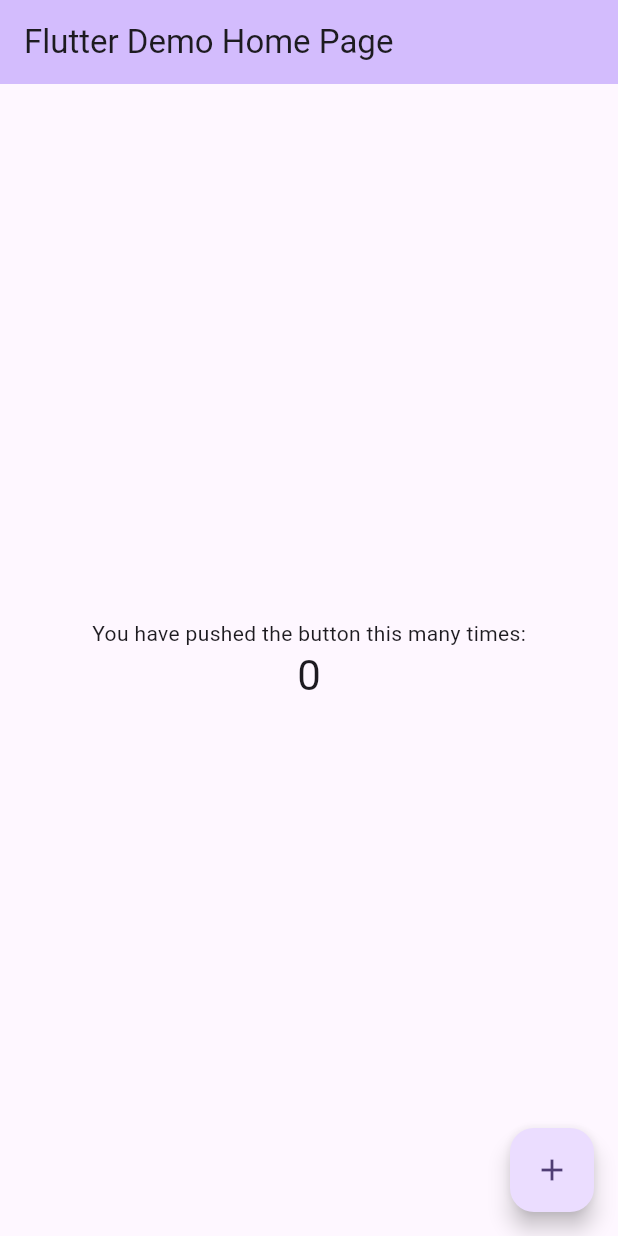
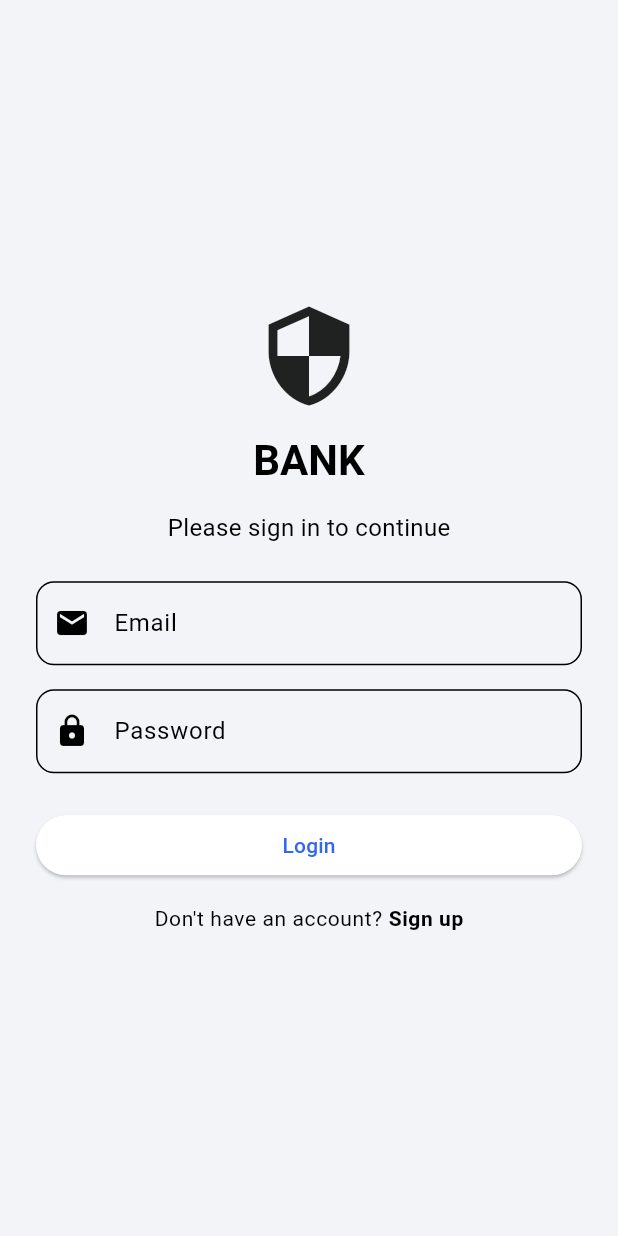
Before and after one commit to caipeca/bank, a Flutter app: the screen it shows after launch, on a phone screen of 412 x 824 dp. Run offline on Flutter 3.47's test engine with Material 3 defaults, Android fonts, the phone set to English and light mode, and no system bars; our stand-ins replace dio, flutter_riverpod, flutter_secure_storage.

Commit message:
Adição dos componentes para o login

```diff
--- /dev/null
+++ b/lib/app.dart
@@ -0,0 +1,19 @@
+import 'package:bank/features/auth/presentation/login_pages.dart';
+import 'package:bank/shared/themes/theme.dart';
+import 'package:flutter/cupertino.dart';
+import 'package:flutter/material.dart';
+
+class App extends StatelessWidget {
+  const App({super.key});
+
+  @override
+  Widget build(BuildContext context) {
+    return MaterialApp(
+      debugShowCheckedModeBanner: false,
+      theme: BankTheme.lightTheme,
+      darkTheme: BankTheme.darkTheme,
+      themeMode: ThemeMode.system,
+      home: LoginPage(),
+    );
+  }
+}
--- /dev/null
+++ b/lib/features/auth/application/auth_controller.dart
@@ -0,0 +1,38 @@
+import 'package:flutter_riverpod/flutter_riverpod.dart';
+import '../../../core/network/api_result.dart';
+import '../domain/model/user_model.dart';
+import '../domain/repository/auth_repository.dart';
+import 'auth_provider.dart';
+
+final authControllerProvider =
+StateNotifierProvider<AuthController, AsyncValue<User>>((ref) {
+  final repository = ref.read(authRepositoryProvider);
+  return AuthController(repository);
+});
+
+class AuthController extends StateNotifier<AsyncValue<User>> {
+  final AuthRepository _repository;
+
+  AuthController(this._repository) : super(AsyncValue.data(User(id: 0, name: '', email: '')));
+
+  Future<void> login(String email, String password) async {
+    state = const AsyncValue.loading();
+
+    final result = await _repository.login(email, password);
+
+    if (result is ApiSuccess<User>) {
+      state = AsyncValue.data(result.data);
+    } else if (result is ApiFailure) {
+      final failure = result as ApiFailure;
+      state = AsyncValue.error(Exception(failure.message), StackTrace.current);
+    }
+
+  }
+/*
+  Future<void> logout() async {
+    await _repository.logout(); // Se tiver
+    state = const AsyncValue.data(null);
+  }
+
+ */
+}
--- /dev/null
+++ b/lib/features/auth/domain/dto/login_request.dart
@@ -0,0 +1,3 @@
+class LoginRequest{
+
+}
--- /dev/null
+++ b/lib/features/auth/domain/model/user_model.dart
@@ -0,0 +1,15 @@
+class User {
+  final int id;
+  final String name;
+  final String email;
+
+  User({ required this.id, required this.name, required this.email});
+
+  factory User.fromJson(Map<String, dynamic> json) {
+    return User(
+      id: json['id'],
+      name: json['name'],
+      email: json['email'],
+    );
+  }
+}
--- /dev/null
+++ b/lib/features/auth/domain/repository/auth_repository.dart
@@ -0,0 +1,6 @@
+import 'package:bank/core/network/api_result.dart';
+import 'package:bank/features/auth/domain/model/user_model.dart';
+
+abstract class AuthRepository{
+  Future<ApiResult<User>> login(String email, String password);
+}
--- /dev/null
+++ b/lib/features/auth/presentation/login_pages.dart
@@ -0,0 +1,106 @@
+import 'package:flutter/cupertino.dart';
+import 'package:flutter/material.dart';
+import '../application/auth_controller.dart';
+import 'package:flutter_riverpod/flutter_riverpod.dart';
+ class LoginPage extends ConsumerStatefulWidget {
+   const LoginPage({super.key});
+
+  @override
+  ConsumerState<LoginPage> createState() => _LoginPageState();
+}
+
+class _LoginPageState extends ConsumerState<LoginPage> {
+   final emailController = TextEditingController();
+   final passwordController = TextEditingController();
+
+   @override
+   void dispose() {
+     emailController.dispose();
+     passwordController.dispose();
+     super.dispose();
+   }
+
+   @override
+   Widget build(BuildContext context) {
+
+     final authController = ref.read(authControllerProvider.notifier);
+     final authState = ref.watch(authControllerProvider);
+
+     ref.listen(authControllerProvider, (prev, next) {
+       next.whenOrNull(
+         data: (user) {
+           if (user != null) {
+             Navigator.pushReplacementNamed(context, '/home');
+           }
+         },
+         error: (err, _) {
+           ScaffoldMessenger.of(context).showSnackBar(
+             SnackBar(content: Text('Erro: ${err.toString()}')),
+           );
+         },
+       );
+     });
+
+     final theme = Theme.of(context);
+
+     return Scaffold(
+       backgroundColor: theme.colorScheme.background,
+       body: Center(
+         child: Padding(
+             padding: EdgeInsets.all(24.0),
+           child: Column(
+             mainAxisSize: MainAxisSize.min,
+             children: [
+               Icon(Icons.security, size: 72,),
+               SizedBox(height: 16,),
+               Text('BANK', style: theme.textTheme.headlineLarge,),
+               SizedBox(height: 16,),
+               Text('Please sign in to continue', style: theme.textTheme.bodyMedium,),
+               SizedBox(height: 24,),
+
+               TextField(controller: emailController,decoration: InputDecoration( labelText: 'Email', prefixIcon: Icon(Icons.email), border: OutlineInputBorder(borderRadius: BorderRadius.circular(12))),),
+               SizedBox(height: 16,),
+               TextField(controller: passwordController,decoration: InputDecoration( labelText: 'Password', prefixIcon: Icon(Icons.lock), border: OutlineInputBorder(borderRadius: BorderRadius.circular(12))),),
+               SizedBox(height: 24,),
+
+               SizedBox(
+                 width: double.infinity,
+                 child: ElevatedButton(
+                   onPressed: authState.isLoading
+                       ? null
+                       : () {
+                     final email = emailController.text.trim();
+                     final password = passwordController.text.trim();
+                     authController.login(email, password);
+                   },
+                   child: authState.isLoading
+                       ? const SizedBox(
+                     width: 20,
+                     height: 20,
+                     child: CircularProgressIndicator(
+                       color: Colors.white,
+                       strokeWidth: 2,
+                     ),
+                   )
+                       : const Text('Login'),
+                 ),
+               ),
+               SizedBox(height: 16,),
+               Row(
+                 mainAxisAlignment: MainAxisAlignment.center,
+                 children: [
+                   Text("Don't have an account?", style: theme.textTheme.bodySmall,),
+                   SizedBox(width: 4,),
+                   GestureDetector(
+                     onTap: (){},
+                     child: Text('Sign up', style: theme.textTheme.bodySmall?.copyWith(fontWeight: FontWeight.bold),),
+                   )
+                 ],
+               )
+             ],
+           ),
+         ),
+       ),
+     );
+   }
+}
--- a/lib/main.dart
+++ b/lib/main.dart
@@ -1,122 +1,8 @@
 import 'package:flutter/material.dart';
+import 'package:flutter_riverpod/flutter_riverpod.dart';
+
+import 'app.dart';
 
 void main() {
-  runApp(const MyApp());
+  runApp(ProviderScope(child: App()));
 }
-
-class MyApp extends StatelessWidget {
-  const MyApp({super.key});
-
-  // This widget is the root of your application.
-  @override
-  Widget build(BuildContext context) {
-    return MaterialApp(
-      title: 'Flutter Demo',
-      theme: ThemeData(
-        // This is the theme of your application.
-        //
-        // TRY THIS: Try running your application with "flutter run". You'll see
-        // the application has a purple toolbar. Then, without quitting the app,
-        // try changing the seedColor in the colorScheme below to Colors.green
-        // and then invoke "hot reload" (save your changes or press the "hot
-        // reload" button in a Flutter-supported IDE, or press "r" if you used
-        // the command line to start the app).
-        //
-        // Notice that the counter didn't reset back to zero; the application
-        // state is not lost during the reload. To reset the state, use hot
-        // restart instead.
-        //
-        // This works for code too, not just values: Most code changes can be
-        // tested with just a hot reload.
-        colorScheme: ColorScheme.fromSeed(seedColor: Colors.deepPurple),
-      ),
-      home: const MyHomePage(title: 'Flutter Demo Home Page'),
-    );
-  }
-}
-
-class MyHomePage extends StatefulWidget {
-  const MyHomePage({super.key, required this.title});
-
-  // This widget is the home page of your application. It is stateful, meaning
-  // that it has a State object (defined below) that contains fields that affect
-  // how it looks.
-
-  // This class is the configuration for the state. It holds the values (in this
-  // case the title) provided by the parent (in this case the App widget) and
-  // used by the build method of the State. Fields in a Widget subclass are
-  // always marked "final".
-
-  final String title;
-
-  @override
-  State<MyHomePage> createState() => _MyHomePageState();
-}
-
-class _MyHomePageState extends State<MyHomePage> {
-  int _counter = 0;
-
-  void _incrementCounter() {
-    setState(() {
-      // This call to setState tells the Flutter framework that something has
-      // changed in this State, which causes it to rerun the build method below
-      // so that the display can reflect the updated values. If we changed
-      // _counter without calling setState(), then the build method would not be
-      // called again, and so nothing would appear to happen.
-      _counter++;
-    });
-  }
-
-  @override
-  Widget build(BuildContext context) {
-    // This method is rerun every time setState is called, for instance as done
-    // by the _incrementCounter method above.
-    //
-    // The Flutter framework has been optimized to make rerunning build methods
-    // fast, so that you can just rebuild anything that needs updating rather
-    // than having to individually change instances of widgets.
-    return Scaffold(
-      appBar: AppBar(
-        // TRY THIS: Try changing the color here to a specific color (to
-        // Colors.amber, perhaps?) and trigger a hot reload to see the AppBar
-        // change color while the other colors stay the same.
-        backgroundColor: Theme.of(context).colorScheme.inversePrimary,
-        // Here we take the value from the MyHomePage object that was created by
-        // the App.build method, and use it to set our appbar title.
-        title: Text(widget.title),
-      ),
-      body: Center(
-        // Center is a layout widget. It takes a single child and positions it
-        // in the middle of the parent.
-        child: Column(
-          // Column is also a layout widget. It takes a list of children and
-          // arranges them vertically. By default, it sizes itself to fit its
-          // children horizontally, and tries to be as tall as its parent.
-          //
-          // Column has various properties to control how it sizes itself and
-          // how it positions its children. Here we use mainAxisAlignment to
-          // center the children vertically; the main axis here is the vertical
-          // axis because Columns are vertical (the cross axis would be
-          // horizontal).
-          //
-          // TRY THIS: Invoke "debug painting" (choose the "Toggle Debug Paint"
-          // action in the IDE, or press "p" in the console), to see the
-          // wireframe for each widget.
-          mainAxisAlignment: MainAxisAlignment.center,
-          children: <Widget>[
-            const Text('You have pushed the button this many times:'),
-            Text(
-              '$_counter',
-              style: Theme.of(context).textTheme.headlineMedium,
-            ),
-          ],
-        ),
-      ),
-      floatingActionButton: FloatingActionButton(
-        onPressed: _incrementCounter,
-        tooltip: 'Increment',
-        child: const Icon(Icons.add),
-      ), // This trailing comma makes auto-formatting nicer for build methods.
-    );
-  }
-}
--- a/lib/shared/themes/theme.dart
+++ b/lib/shared/themes/theme.dart
@@ -4,7 +4,7 @@ import 'package:flutter/material.dart';
 class BankTheme {
 BankTheme._();
 
-static ThemeData lightTheme = ThemeData(
+ /*static ThemeData lightTheme = ThemeData(
   brightness: Brightness.light,
   primaryColor: Color(0xFF003366), // Azul escuro para o saldo
   scaffoldBackgroundColor: Colors.white,
@@ -30,5 +30,33 @@ static ThemeData lightTheme = ThemeData(
     elevation: 2,
     color: Colors.white,
   ),
+);*/
+
+static ThemeData lightTheme = ThemeData(
+  brightness: Brightness.light,
+  colorScheme: const ColorScheme.light(
+    background: Color(0xFFF2F4F7),
+    primary: Color(0xFF3068EF),
+  ),
+  textTheme: const TextTheme(
+    headlineLarge: TextStyle(fontSize: 28, fontWeight: FontWeight.bold),
+    bodyMedium: TextStyle(fontSize: 16),
+    bodySmall: TextStyle(fontSize: 14),
+  ),
 );
+
+
+static ThemeData darkTheme = ThemeData(
+brightness: Brightness.dark,
+colorScheme: const ColorScheme.dark(
+background: Color(0xFF0D1B2A),
+primary: Color(0xFF3A86FF),
+),
+textTheme: const TextTheme(
+headlineLarge: TextStyle(fontSize: 28, fontWeight: FontWeight.bold),
+bodyMedium: TextStyle(fontSize: 16),
+bodySmall: TextStyle(fontSize: 14),
+),
+);
+
 }
--- a/pubspec.yaml
+++ b/pubspec.yaml
@@ -38,6 +38,8 @@ dependencies:
   json_annotation: ^4.8.1
 
   cupertino_icons: ^1.0.8
+  flutter_launcher_icons: ^0.14.3
+  flutter_secure_storage: ^9.2.4
 
 dev_dependencies:
   flutter_test:
@@ -65,3 +67,4 @@ flutter:
 
 
   assets:
+    - assets/icon/
```
Also changed, not shown: flutter_launcher_icons.yaml (added, +19 -0 lines), lib/core/network/auth_interceptor.dart (added, +19 -0 lines), lib/features/auth/application/auth_provider.dart (added, +11 -0 lines), lib/features/auth/data/auth_repository_impl.dart (added, +39 -0 lines), assets/icon/icon.png (added), lib/features/auth/application/login_usecase.dart (added), lib/features/auth/domain/dto/login_response.dart (added), pubspec.lock, 35 other files.
